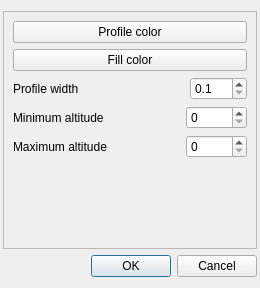
Above: ui/profileconfigdialog.ui from salsergey/gpxviewer before the change. Below: the same form after it.
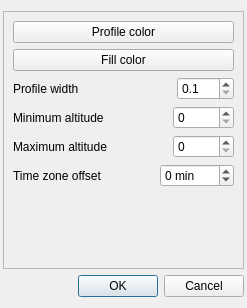
That is the form after the change. Custom widgets are drawn as their Qt base class.

Commit message: Added support for time zones (assuming UTC in the GPX files)

```diff
--- a/ui/profileconfigdialog.ui
+++ b/ui/profileconfigdialog.ui
@@ -9,8 +9,8 @@
    <rect>
     <x>0</x>
     <y>0</y>
-    <width>260</width>
-    <height>288</height>
+    <width>247</width>
+    <height>308</height>
    </rect>
   </property>
   <property name="windowTitle">
@@ -124,6 +124,36 @@
         </item>
        </layout>
       </item>
+      <item>
+       <layout class="QHBoxLayout" name="horizontalLayout_4">
+        <item>
+         <widget class="QLabel" name="label_7">
+          <property name="sizePolicy">
+           <sizepolicy hsizetype="MinimumExpanding" vsizetype="Preferred">
+            <horstretch>0</horstretch>
+            <verstretch>0</verstretch>
+           </sizepolicy>
+          </property>
+          <property name="text">
+           <string>Time zone offset</string>
+          </property>
+         </widget>
+        </item>
+        <item>
+         <widget class="QSpinBox" name="timezoneSpinBox">
+          <property name="suffix">
+           <string> min</string>
+          </property>
+          <property name="minimum">
+           <number>-999</number>
+          </property>
+          <property name="maximum">
+           <number>999</number>
+          </property>
+         </widget>
+        </item>
+       </layout>
+      </item>
       <item>
        <spacer name="verticalSpacer">
         <property name="orientation">
```
The commit also changes 9 other files.
